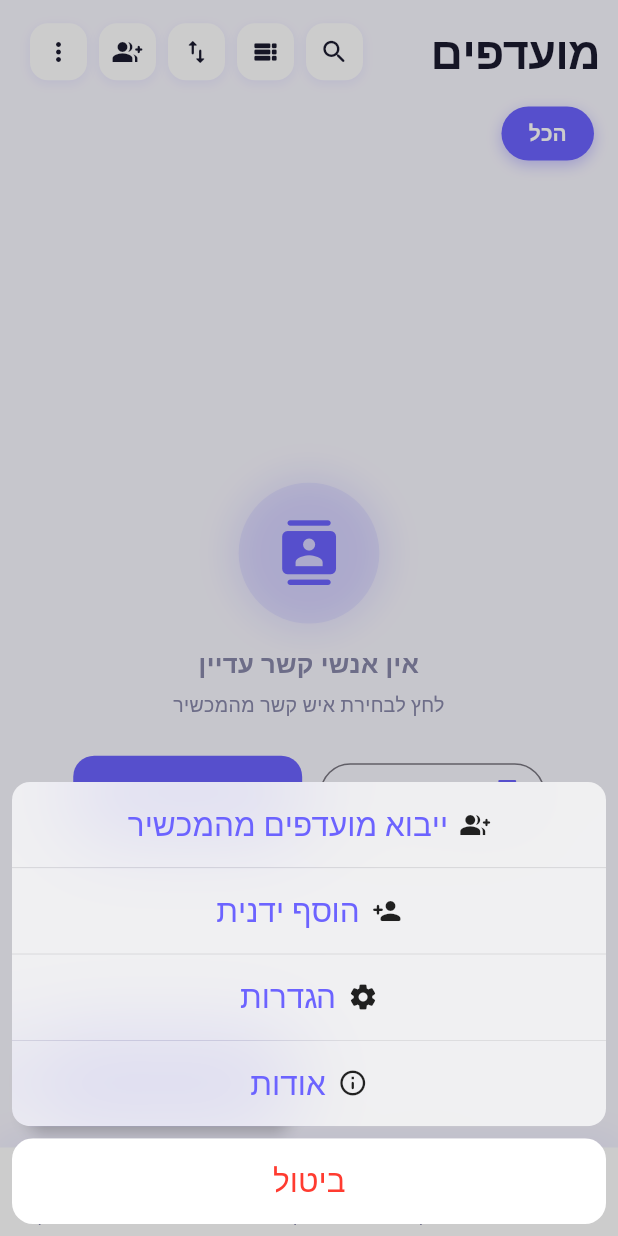
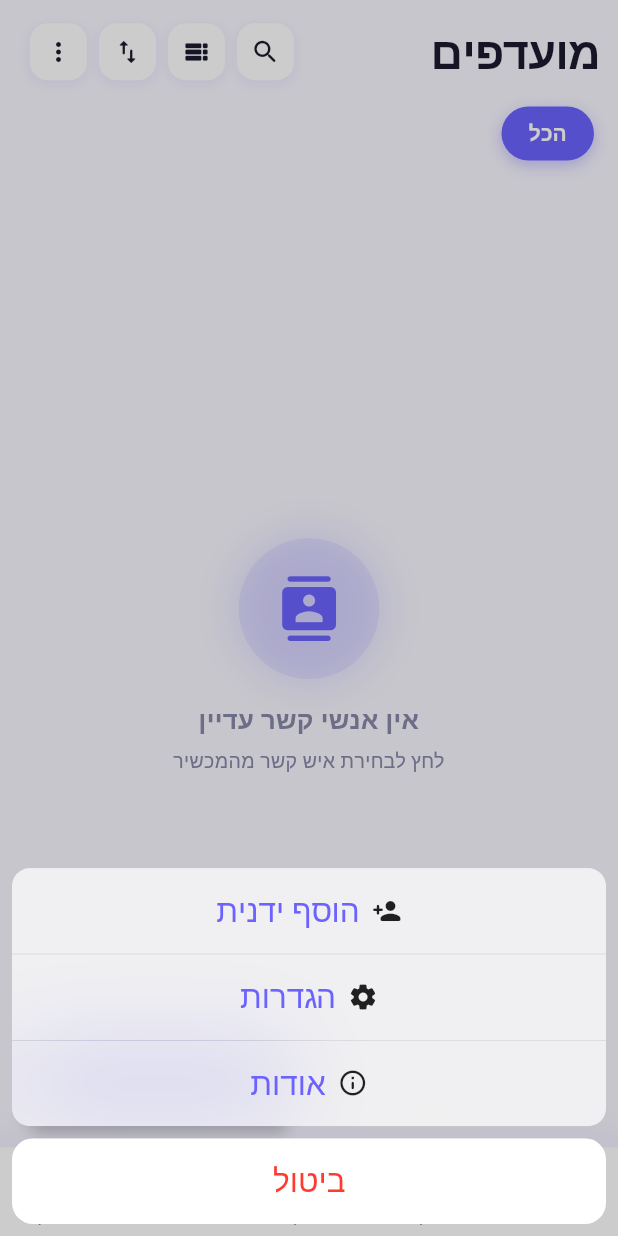
Before and after one commit to groszgil/mycontacts-app, a Flutter app: the screen it shows after launch, after a tap on the "more vert" icon, on a phone screen of 412 x 824 dp. Run offline on Flutter 3.47's test engine with Material 3 defaults, Android fonts, the phone set to English and light mode, and no system bars; our stand-ins replace file_picker, flutter_contacts, flutter_local_notifications, hive, hive_flutter, image_picker and 2 more; missing offline and left inert: home_widget; accounts and stored records are empty; Roboto replaces fonts that are missing (SF Pro Display).

Commit message:
fix: clean up empty states, initials order, remove stray import buttons
- Birthdays/Anniversaries: remove import-contacts button from empty state
- Favorites empty state: remove ייבוא מהטלפון + הוסף ידנית buttons
- Favorites header: remove group_add icon; remove from overflow menu too
- Initials: show first-name initial then last-name initial everywhere
  (contact card, detail screen, device contacts, import screen, storage)

Co-Authored-By: Claude Sonnet 4.6 <noreply@anthropic.com>

```diff
--- a/lib/screens/anniversaries_screen.dart
+++ b/lib/screens/anniversaries_screen.dart
@@ -6,7 +6,6 @@ import '../services/storage_service.dart';
 import '../utils/theme.dart';
 import 'contact_detail_screen.dart';
 import 'add_edit_contact_screen.dart';
-import 'import_contacts_screen.dart';
 
 class AnniversariesScreen extends StatefulWidget {
   const AnniversariesScreen({super.key});
@@ -140,39 +139,6 @@ class _AnniversariesScreenState extends State<AnniversariesScreen> {
               'הוסף יום נישואין בעת עריכת איש קשר',
               style: TextStyle(fontSize: 14, color: AppTheme.textLight),
               textAlign: TextAlign.center,
-            ),
-            const SizedBox(height: 28),
-            GestureDetector(
-              onTap: () => Navigator.push(
-                context,
-                MaterialPageRoute(
-                    builder: (_) => const ImportContactsScreen()),
-              ),
-              child: Builder(builder: (ctx) {
-                final p = AppTheme.primaryOf(ctx);
-                return Column(
-                  children: [
-                    Container(
-                      width: 64,
-                      height: 64,
-                      decoration: BoxDecoration(
-                        color: p.withValues(alpha: 0.1),
-                        shape: BoxShape.circle,
-                      ),
-                      child: Icon(Icons.person_search_rounded,
-                          size: 30, color: p),
-                    ),
-                    const SizedBox(height: 8),
-                    Text(
-                      'ייבא אנשי קשר',
-                      style: TextStyle(
-                          fontSize: 13,
-                          color: p,
-                          fontWeight: FontWeight.w600),
-                    ),
-                  ],
-                );
-              }),
             ),
           ],
         ),
--- a/lib/screens/birthdays_screen.dart
+++ b/lib/screens/birthdays_screen.dart
@@ -6,7 +6,6 @@ import '../services/storage_service.dart';
 import '../utils/theme.dart';
 import 'contact_detail_screen.dart';
 import 'add_edit_contact_screen.dart';
-import 'import_contacts_screen.dart';
 
 class BirthdaysScreen extends StatefulWidget {
   const BirthdaysScreen({super.key});
@@ -131,40 +130,6 @@ class _BirthdaysScreenState extends State<BirthdaysScreen> {
               'הוסף יום הולדת בעת עריכת איש קשר',
               style: TextStyle(fontSize: 14, color: AppTheme.textLight),
               textAlign: TextAlign.center,
-            ),
-            const SizedBox(height: 28),
-            // Tappable "add people" shortcut
-            GestureDetector(
-              onTap: () => Navigator.push(
-                context,
-                MaterialPageRoute(
-                    builder: (_) => const ImportContactsScreen()),
-              ),
-              child: Builder(builder: (ctx) {
-                final p = AppTheme.primaryOf(ctx);
-                return Column(
-                  children: [
-                    Container(
-                      width: 64,
-                      height: 64,
-                      decoration: BoxDecoration(
-                        color: p.withValues(alpha: 0.1),
-                        shape: BoxShape.circle,
-                      ),
-                      child: Icon(Icons.person_search_rounded,
-                          size: 30, color: p),
-                    ),
-                    const SizedBox(height: 8),
-                    Text(
-                      'ייבא אנשי קשר',
-                      style: TextStyle(
-                          fontSize: 13,
-                          color: p,
-                          fontWeight: FontWeight.w600),
-                    ),
-                  ],
-                );
-              }),
             ),
           ],
         ),
--- a/lib/screens/contact_detail_screen.dart
+++ b/lib/screens/contact_detail_screen.dart
@@ -21,7 +21,7 @@ class ContactDetailScreen extends StatelessWidget {
   String get _initials {
     final parts = contact.name.trim().split(' ');
     if (parts.length >= 2) {
-      return '${parts.last[0]}${parts.first[0]}';
+      return '${parts.first[0]}${parts.last[0]}';
     }
     return contact.name.isNotEmpty ? contact.name[0] : '?';
   }
--- a/lib/screens/home_screen.dart
+++ b/lib/screens/home_screen.dart
@@ -220,13 +220,6 @@ class _HomeScreenState extends State<HomeScreen> {
             onTap: () => setState(() => _isReordering = !_isReordering),
           ),
           const SizedBox(width: 8),
-          // Import device favorites
-          _IconBtn(
-            icon: Icons.group_add_rounded,
-            isDark: isDark,
-            onTap: _importDeviceFavorites,
-          ),
-          const SizedBox(width: 8),
           // Overflow menu
           _IconBtn(
             icon: Icons.more_vert_rounded,
@@ -243,21 +236,6 @@ class _HomeScreenState extends State<HomeScreen> {
       context: context,
       builder: (ctx) => CupertinoActionSheet(
         actions: [
-          // ── ייבוא מועדפים מהמכשיר ─────────────────────────────────
-          CupertinoActionSheetAction(
-            onPressed: () {
-              Navigator.pop(ctx);
-              _importDeviceFavorites();
-            },
-            child: const Row(
-              mainAxisAlignment: MainAxisAlignment.center,
-              children: [
-                Icon(Icons.group_add_rounded, size: 20),
-                SizedBox(width: 8),
-                Text('ייבוא מועדפים מהמכשיר'),
-              ],
-            ),
-          ),
           // ── הוסף ידנית ─────────────────────────────────────────────
           CupertinoActionSheetAction(
             onPressed: () {
@@ -568,23 +546,6 @@ class _HomeScreenState extends State<HomeScreen> {
           const SizedBox(height: 8),
           const Text('לחץ לבחירת איש קשר מהמכשיר',
               style: TextStyle(fontSize: 15, color: AppTheme.textLight)),
-          const SizedBox(height: 28),
-          Row(
-            mainAxisAlignment: MainAxisAlignment.center,
-            children: [
-              OutlinedButton.icon(
-                onPressed: _navigateToImport,
-                icon: const Icon(Icons.contacts_rounded, size: 18),
-                label: const Text('ייבוא מהטלפון'),
-              ),
-              const SizedBox(width: 12),
-              ElevatedButton.icon(
-                onPressed: _navigateToAdd,
-                icon: const Icon(Icons.person_add_rounded, size: 18),
-                label: const Text('הוסף ידנית'),
-              ),
-            ],
-          ),
         ],
       ),
     );
@@ -796,23 +757,6 @@ class _HomeScreenState extends State<HomeScreen> {
           const Text(
             'לחץ לבחירת איש קשר מהמכשיר',
             style: TextStyle(fontSize: 13, color: AppTheme.textLight),
-          ),
-          const SizedBox(height: 24),
-          Row(
-            mainAxisAlignment: MainAxisAlignment.center,
-            children: [
-              OutlinedButton.icon(
-                onPressed: _navigateToImport,
-                icon: const Icon(Icons.contacts_rounded, size: 18),
-                label: const Text('ייבוא מהטלפון'),
-              ),
-              const SizedBox(width: 12),
-              ElevatedButton.icon(
-                onPressed: _navigateToAdd,
-                icon: const Icon(Icons.person_add_rounded, size: 18),
-                label: const Text('הוסף ידנית'),
-              ),
-            ],
           ),
         ],
       ),
--- a/lib/screens/import_contacts_screen.dart
+++ b/lib/screens/import_contacts_screen.dart
@@ -519,8 +519,8 @@ class _ImportContactsScreenState extends State<ImportContactsScreen> {
     if (name.isEmpty) return '?';
     final parts = name.trim().split(' ');
     if (parts.length >= 2) {
-      final a = parts.last.isNotEmpty ? parts.last[0] : '';
-      final b = parts.first.isNotEmpty ? parts.first[0] : '';
+      final a = parts.first.isNotEmpty ? parts.first[0] : '';
+      final b = parts.last.isNotEmpty ? parts.last[0] : '';
       return '$a$b';
     }
     return name[0];
--- a/lib/services/storage_service.dart
+++ b/lib/services/storage_service.dart
@@ -669,7 +669,7 @@ class StorageService {
   static String _initials(String name) {
     final parts = name.trim().split(' ');
     if (parts.length >= 2) {
-      return '${parts.last[0]}${parts.first[0]}';
+      return '${parts.first[0]}${parts.last[0]}';
     }
     return name.isNotEmpty ? name[0] : '?';
   }
--- a/lib/widgets/contact_card.dart
+++ b/lib/widgets/contact_card.dart
@@ -34,7 +34,7 @@ class _ContactCardState extends State<ContactCard> {
   String get _initials {
     final parts = widget.contact.name.trim().split(' ');
     if (parts.length >= 2) {
-      return '${parts.last[0]}${parts.first[0]}';
+      return '${parts.first[0]}${parts.last[0]}';
     }
     return widget.contact.name.isNotEmpty ? widget.contact.name[0] : '?';
   }
```
Also changed, not shown: lib/screens/device_contacts_screen.dart (+4 -4 lines), .claude/settings.local.json, 9 other files.
